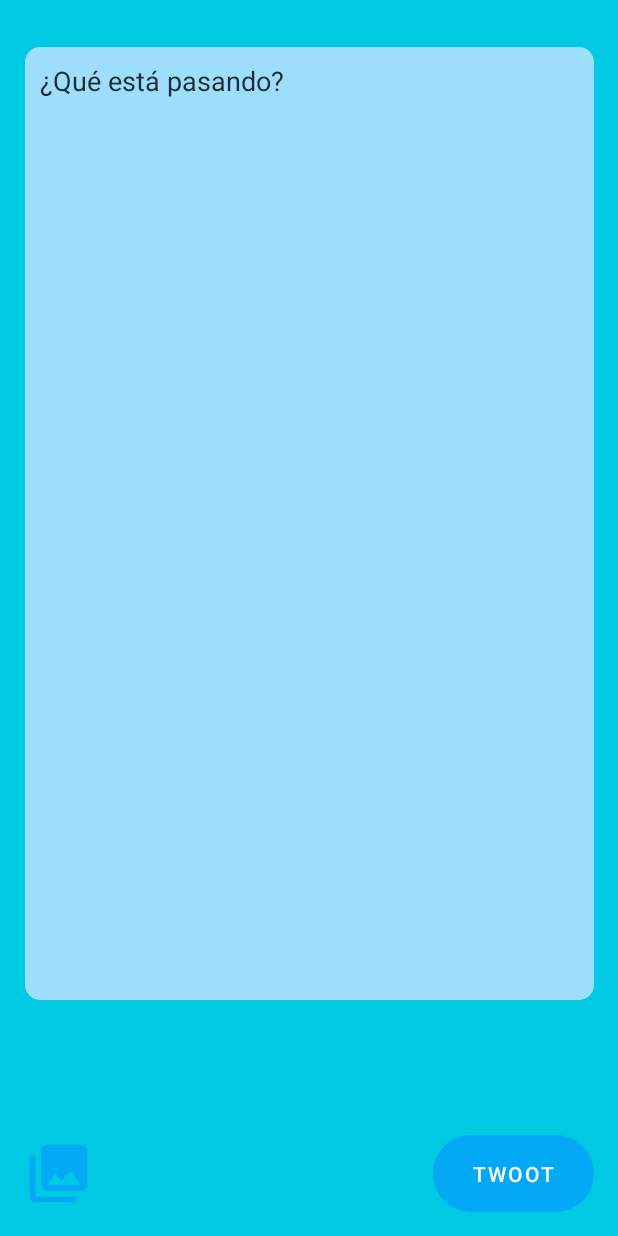
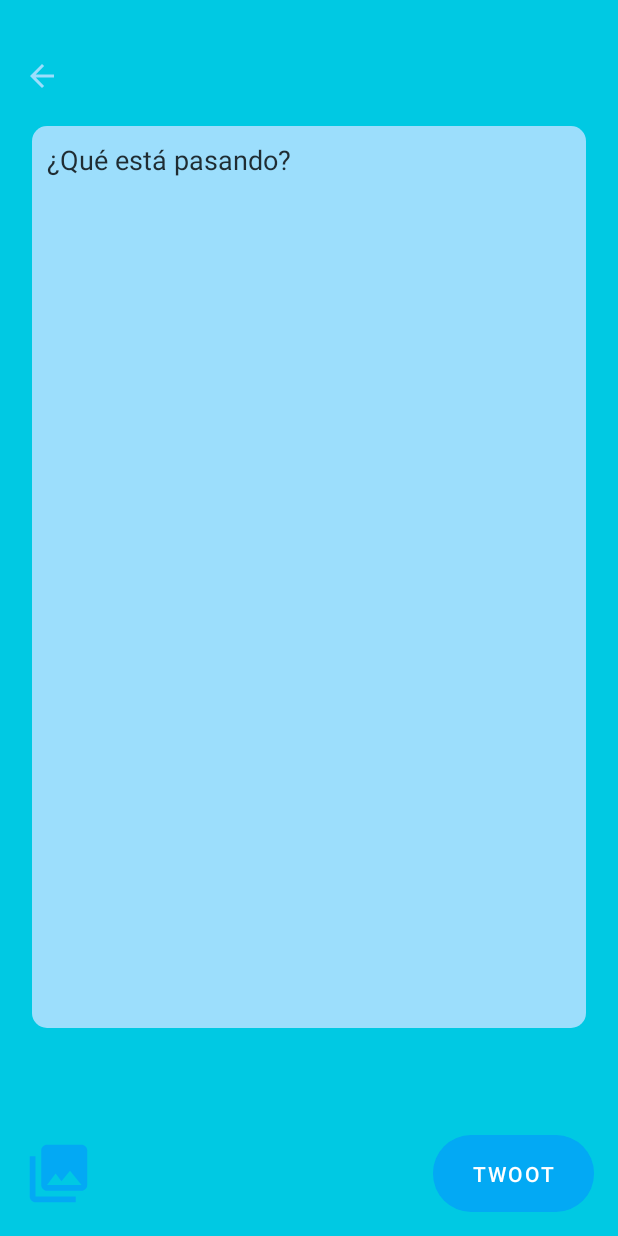
Before and after one commit to jmerinocdr/ProyectosAndroidStudio, an Android app: the NewTwootActivity screen opened directly, with no data from a screen before it, on a phone screen of 412 x 824 dp. Run offline under Robolectric (Android 15) with nearby library versions, the phone set to English and light mode, and no system bars.

Commit message:
Proyecto Terminado

```diff
--- a/Twittor/app/src/main/java/com/example/twittor/NewTwootActivity.java
+++ b/Twittor/app/src/main/java/com/example/twittor/NewTwootActivity.java
@@ -24,6 +24,12 @@ public class NewTwootActivity extends AppCompatActivity {
         username = getIntent().getStringExtra("userName");
         usermail = getIntent().getStringExtra("userMail");
     }
+    public void goBack(View view){
+        Intent principalActivity = new Intent(this, PrincipalActivity.class);
+        principalActivity.putExtra("userName", username);
+        principalActivity.putExtra("userMail", usermail);
+        startActivity(principalActivity);
+    }
     public void addNewTwoot(View view){
         twootText = editTextNewTwoot.getText().toString();
         if(username!=null&&twootText!=null){
--- a/Twittor/app/src/main/res/layout/activity_new_twoot.xml
+++ b/Twittor/app/src/main/res/layout/activity_new_twoot.xml
@@ -9,8 +9,8 @@
 
     <EditText
         android:id="@+id/editTextTwoot"
-        android:layout_width="379dp"
-        android:layout_height="635dp"
+        android:layout_width="369dp"
+        android:layout_height="601dp"
         android:background="@drawable/edit_text_background"
         android:ems="10"
         android:gravity="start|top"
@@ -23,7 +23,7 @@
         app:layout_constraintEnd_toEndOf="parent"
         app:layout_constraintStart_toStartOf="parent"
         app:layout_constraintTop_toTopOf="parent"
-        app:layout_constraintVertical_bias="0.166" />
+        app:layout_constraintVertical_bias="0.376" />
 
     <Button
         android:id="@+id/twootBtn"
@@ -53,4 +53,19 @@
         app:srcCompat="@drawable/ic_menu_gallery"
         app:tint="@color/btn_blue" />
 
+    <ImageView
+        android:id="@+id/backNewTwoot"
+        android:layout_width="wrap_content"
+        android:layout_height="wrap_content"
+        android:onClick="goBack"
+        app:layout_constraintBottom_toTopOf="@+id/editTextTwoot"
+        app:layout_constraintEnd_toEndOf="parent"
+        app:layout_constraintHorizontal_bias="0.041"
+        app:layout_constraintStart_toStartOf="parent"
+        app:layout_constraintTop_toTopOf="parent"
+        app:layout_constraintVertical_bias="0.64"
+        app:srcCompat="@drawable/ic_arrow_next"
+        app:tint="@color/white_blue"
+        tools:ignore="VectorDrawableCompat" />
+
 </androidx.constraintlayout.widget.ConstraintLayout>
```
Also changed, not shown: Twittor/app/src/main/java/com/example/twittor/ui/slideshow/SlideshowFragment.java (+5 -4 lines), Twittor/app/src/main/res/layout/fragment_gallery.xml (+28 -1 lines), Twittor/app/src/main/res/layout/fragment_slideshow.xml (+26 -0 lines), Twittor/app/src/main/java/com/example/twittor/PrincipalActivity.java (line endings or trailing spaces), 1 other file.
